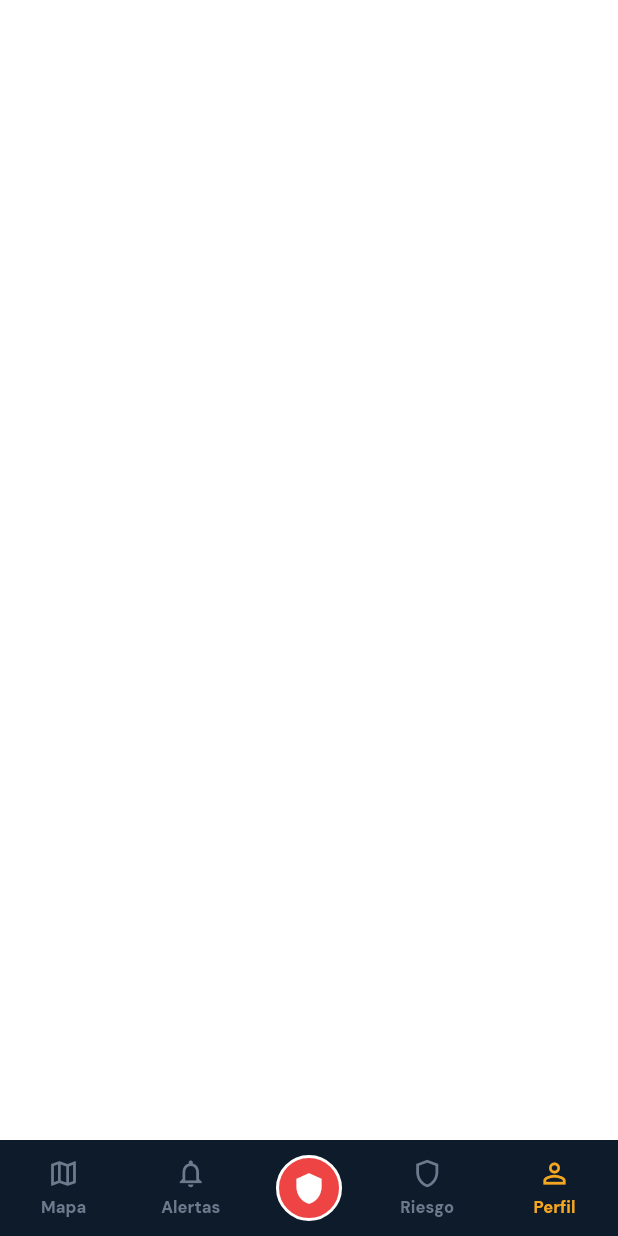
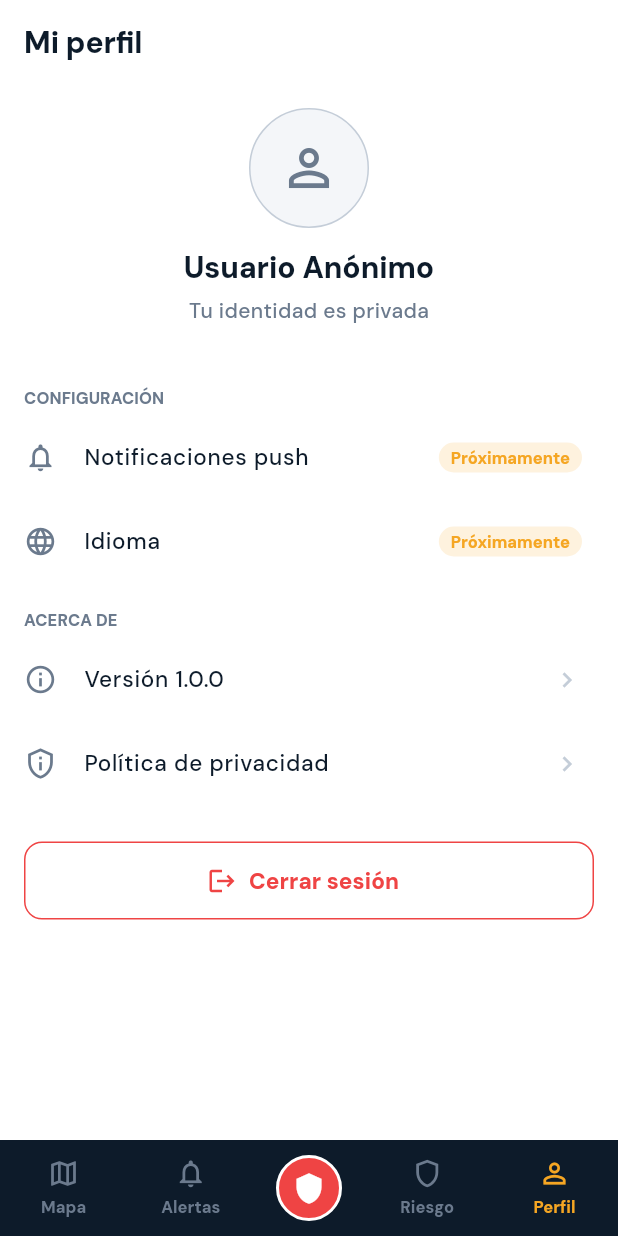
Before and after one commit to Flavio-Ore/alerta-ya, a Flutter app: the ProfilePage screen opened by its route, on a phone screen of 412 x 824 dp. Run offline on Flutter 3.47's test engine with Material 3 defaults, Android fonts, the phone set to English and light mode, and no system bars; our stand-ins replace connectivity_plus, dartz, dio, firebase_auth, firebase_core, flutter_bloc and 8 more; missing offline and left inert: encrypt; accounts and stored records are empty.

Commit message:
feat(profile): implement profile settings and logout flow

```diff
--- a/mobile/lib/features/profile/presentation/pages/profile_page.dart
+++ b/mobile/lib/features/profile/presentation/pages/profile_page.dart
@@ -1,8 +1,157 @@
 import 'package:flutter/material.dart';
+import 'package:flutter_bloc/flutter_bloc.dart';
+
+import 'package:alertaya/core/constants/app_colors.dart';
+import 'package:alertaya/core/constants/app_text_styles.dart';
+import 'package:alertaya/features/auth/presentation/bloc/auth_bloc.dart';
 
 class ProfilePage extends StatelessWidget {
   const ProfilePage({super.key});
 
   @override
-  Widget build(BuildContext context) => const Scaffold();
+  Widget build(BuildContext context) {
+    return Scaffold(
+      backgroundColor: AppColors.bgLight,
+      appBar: AppBar(
+        backgroundColor: AppColors.bgLight,
+        surfaceTintColor: Colors.transparent,
+        elevation: 0,
+        title: Text('Mi perfil', style: AppTextStyles.h2),
+      ),
+      body: ListView(
+        padding: const EdgeInsets.symmetric(vertical: 16),
+        children: [
+          Center(
+            child: Column(
+              children: [
+                Container(
+                  width: 80,
+                  height: 80,
+                  decoration: BoxDecoration(
+                    color: AppColors.bgGray,
+                    shape: BoxShape.circle,
+                    border:
+                        Border.all(color: AppColors.textMuted, width: 1),
+                  ),
+                  child: const Icon(Icons.person_outline,
+                      size: 40, color: AppColors.textSecondary),
+                ),
+                const SizedBox(height: 12),
+                Text('Usuario Anónimo', style: AppTextStyles.h2),
+                const SizedBox(height: 4),
+                Text('Tu identidad es privada',
+                    style: AppTextStyles.bodySecondary),
+              ],
+            ),
+          ),
+          const SizedBox(height: 32),
+          const _SectionHeader(label: 'Configuración'),
+          _SettingTile(
+            icon: Icons.notifications_outlined,
+            label: 'Notificaciones push',
+            trailing: const _ComingSoonBadge(),
+            onTap: () {},
+          ),
+          _SettingTile(
+            icon: Icons.language_outlined,
+            label: 'Idioma',
+            trailing: const _ComingSoonBadge(),
+            onTap: () {},
+          ),
+          const SizedBox(height: 8),
+          const _SectionHeader(label: 'Acerca de'),
+          _SettingTile(
+            icon: Icons.info_outline,
+            label: 'Versión 1.0.0',
+            onTap: () {},
+          ),
+          _SettingTile(
+            icon: Icons.privacy_tip_outlined,
+            label: 'Política de privacidad',
+            onTap: () {},
+          ),
+          const SizedBox(height: 24),
+          Padding(
+            padding: const EdgeInsets.symmetric(horizontal: 16),
+            child: OutlinedButton.icon(
+              onPressed: () =>
+                  context.read<AuthBloc>().add(const AuthSignOutRequested()),
+              icon: const Icon(Icons.logout,
+                  color: AppColors.severityCritical, size: 20),
+              label: Text(
+                'Cerrar sesión',
+                style: AppTextStyles.body.copyWith(
+                  color: AppColors.severityCritical,
+                  fontWeight: FontWeight.w600,
+                ),
+              ),
+              style: OutlinedButton.styleFrom(
+                minimumSize: const Size.fromHeight(52),
+                shape: RoundedRectangleBorder(
+                    borderRadius: BorderRadius.circular(12)),
+                side: const BorderSide(color: AppColors.severityCritical),
+              ),
+            ),
+          ),
+        ],
+      ),
+    );
+  }
 }
+
+class _SectionHeader extends StatelessWidget {
+  const _SectionHeader({required this.label});
+  final String label;
+
+  @override
+  Widget build(BuildContext context) => Padding(
+        padding: const EdgeInsets.fromLTRB(16, 8, 16, 4),
+        child: Text(
+          label.toUpperCase(),
+          style: AppTextStyles.label.copyWith(
+            color: AppColors.textSecondary,
+            letterSpacing: 0.08,
+          ),
+        ),
+      );
+}
+
+class _SettingTile extends StatelessWidget {
+  const _SettingTile({
+    required this.icon,
+    required this.label,
+    this.trailing,
+    required this.onTap,
+  });
+  final IconData icon;
+  final String label;
+  final Widget? trailing;
+  final VoidCallback onTap;
+
+  @override
+  Widget build(BuildContext context) => ListTile(
+        leading: Icon(icon, color: AppColors.textSecondary, size: 22),
+        title: Text(label, style: AppTextStyles.body),
+        trailing: trailing ??
+            const Icon(Icons.chevron_right,
+                color: AppColors.textMuted, size: 20),
+        onTap: onTap,
+      );
+}
+
+class _ComingSoonBadge extends StatelessWidget {
+  const _ComingSoonBadge();
+
+  @override
+  Widget build(BuildContext context) => Container(
+        padding: const EdgeInsets.symmetric(horizontal: 8, vertical: 2),
+        decoration: BoxDecoration(
+          color: AppColors.accent.withOpacity(0.15),
+          borderRadius: BorderRadius.circular(20),
+        ),
+        child: Text(
+          'Próximamente',
+          style: AppTextStyles.label.copyWith(color: AppColors.accent),
+        ),
+      );
+}
```
